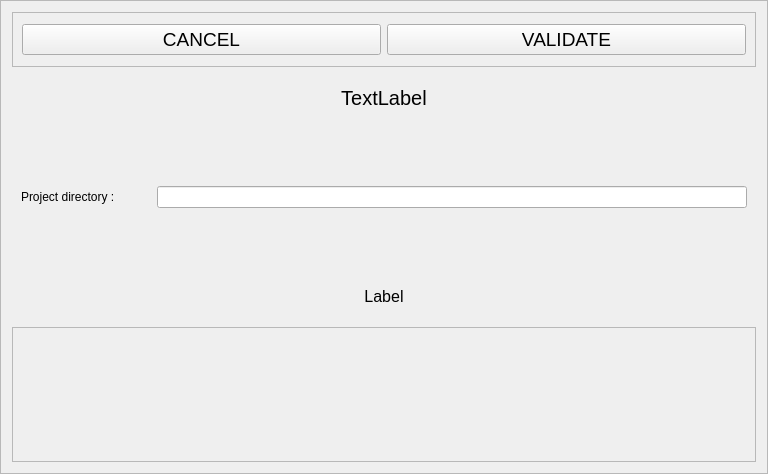
cbgp/diyabc, file python_interface/uis/genericScenarioSelection.ui: the form before one commit.
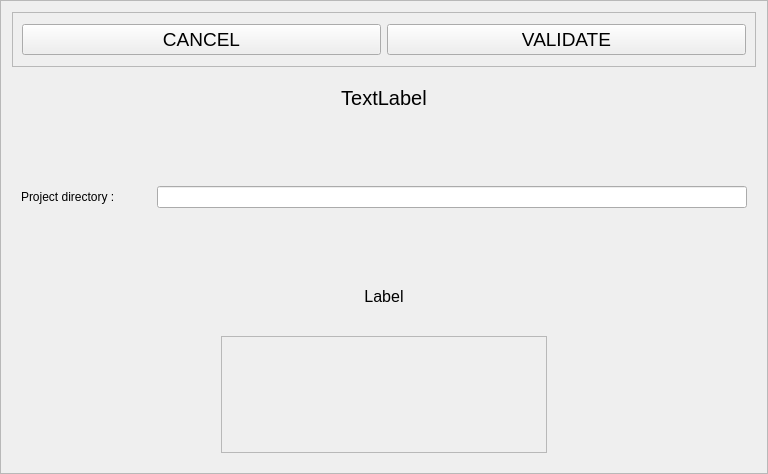
The form after the commit.

```diff
--- a/python_interface/uis/genericScenarioSelection.ui
+++ b/python_interface/uis/genericScenarioSelection.ui
@@ -181,17 +181,83 @@
    <item>
     <widget class="QFrame" name="frame">
      <property name="frameShape">
-      <enum>QFrame::StyledPanel</enum>
+      <enum>QFrame::NoFrame</enum>
      </property>
      <property name="frameShadow">
       <enum>QFrame::Raised</enum>
      </property>
      <layout class="QHBoxLayout" name="horizontalLayout">
       <item>
-       <layout class="QVBoxLayout" name="verticalLayout"/>
+       <spacer name="horizontalSpacer">
+        <property name="orientation">
+         <enum>Qt::Horizontal</enum>
+        </property>
+        <property name="sizeType">
+         <enum>QSizePolicy::Minimum</enum>
+        </property>
+        <property name="sizeHint" stdset="0">
+         <size>
+          <width>200</width>
+          <height>20</height>
+         </size>
+        </property>
+       </spacer>
       </item>
       <item>
-       <layout class="QVBoxLayout" name="verticalLayout_2"/>
+       <widget class="QFrame" name="frame_3">
+        <property name="maximumSize">
+         <size>
+          <width>400</width>
+          <height>16777215</height>
+         </size>
+        </property>
+        <property name="frameShape">
+         <enum>QFrame::StyledPanel</enum>
+        </property>
+        <property name="frameShadow">
+         <enum>QFrame::Raised</enum>
+        </property>
+        <layout class="QHBoxLayout" name="horizontalLayout_3">
+         <item>
+          <widget class="QFrame" name="">
+           <property name="maximumSize">
+            <size>
+             <width>150</width>
+             <height>16777215</height>
+            </size>
+           </property>
+           <layout class="QVBoxLayout" name="verticalLayout"/>
+          </widget>
+         </item>
+         <item>
+          <widget class="QFrame" name="">
+           <property name="maximumSize">
+            <size>
+             <width>150</width>
+             <height>16777215</height>
+            </size>
+           </property>
+           <layout class="QVBoxLayout" name="verticalLayout_2"/>
+          </widget>
+         </item>
+        </layout>
+       </widget>
+      </item>
+      <item>
+       <spacer name="horizontalSpacer_2">
+        <property name="orientation">
+         <enum>Qt::Horizontal</enum>
+        </property>
+        <property name="sizeType">
+         <enum>QSizePolicy::Minimum</enum>
+        </property>
+        <property name="sizeHint" stdset="0">
+         <size>
+          <width>200</width>
+          <height>20</height>
+         </size>
+        </property>
+       </spacer>
       </item>
      </layout>
     </widget>
```
